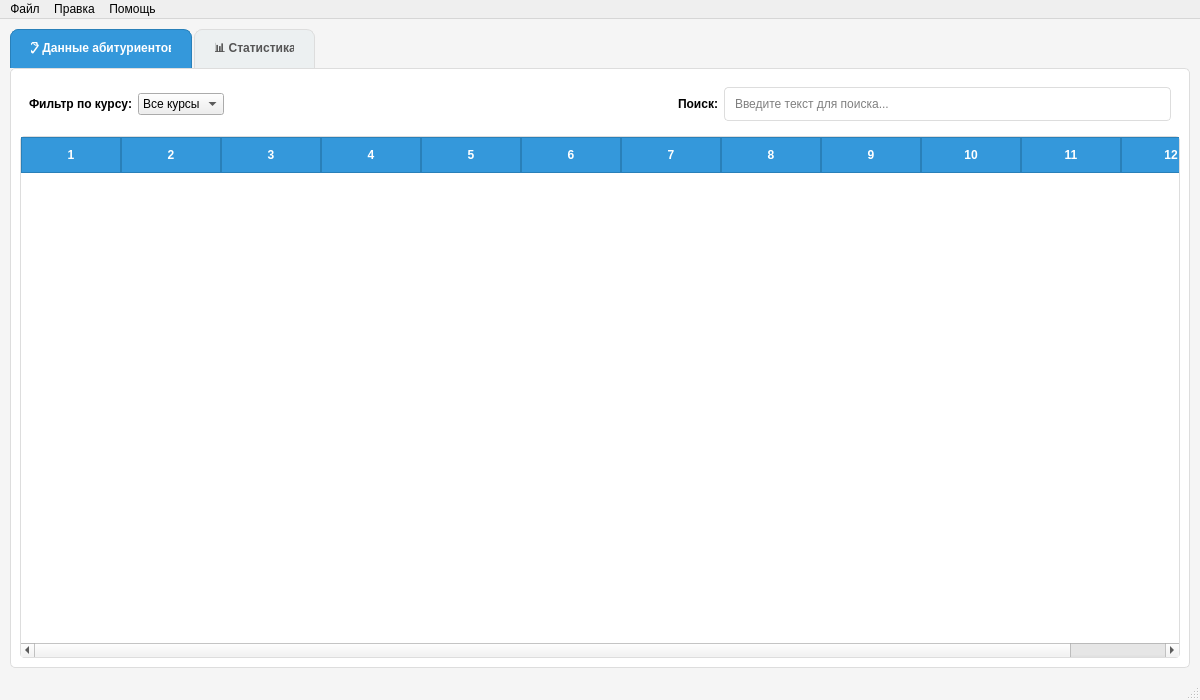
Old version of the form app.ui in the repository Major4ik0/AgiAnalytics.
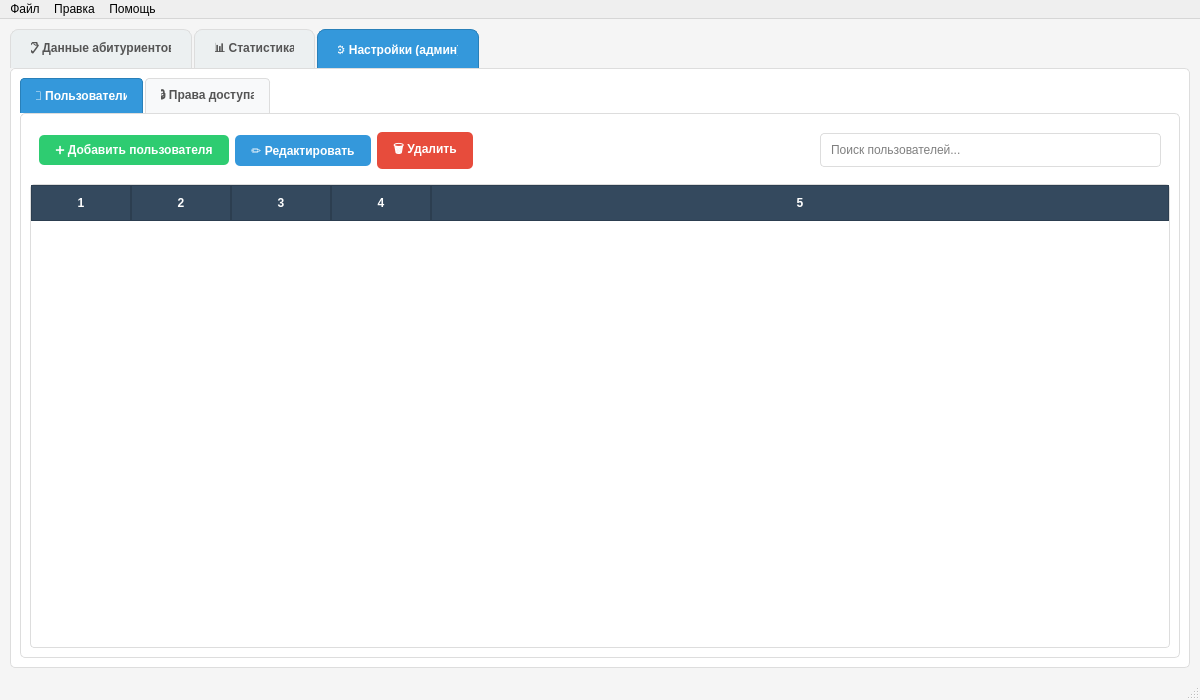
New version of the form. The open tabs and pages were chosen to show the change.

What changed in the file:
```diff
--- a/app.ui
+++ b/app.ui
@@ -493,6 +493,321 @@
         </item>
     </layout>
 </widget>
+      <widget class="QWidget" name="settingsTab">
+       <attribute name="title">
+        <string>⚙️ Настройки (админ)</string>
+       </attribute>
+       <layout class="QVBoxLayout" name="verticalLayout_5">
+        <item>
+         <widget class="QTabWidget" name="adminTabs">
+          <property name="styleSheet">
+           <string notr="true">QTabWidget::pane {
+    border: 1px solid #ddd;
+    background-color: white;
+    border-radius: 5px;
+}
+QTabBar::tab {
+    background-color: #f8f9fa;
+    padding: 10px 15px;
+    margin-right: 2px;
+    border: 1px solid #ddd;
+    border-bottom: none;
+    border-top-left-radius: 4px;
+    border-top-right-radius: 4px;
+    font-weight: bold;
+    color: #555;
+}
+QTabBar::tab:selected {
+    background-color: #3498db;
+    color: white;
+    border-color: #2980b9;
+}
+QTabBar::tab:hover {
+    background-color: #e9ecef;
+}</string>
+          </property>
+          <widget class="QWidget" name="usersTab">
+           <attribute name="title">
+            <string>👥 Пользователи</string>
+           </attribute>
+           <layout class="QVBoxLayout" name="verticalLayout_6">
+            <item>
+             <widget class="QWidget" name="userControls" native="true">
+              <layout class="QHBoxLayout" name="horizontalLayout_3">
+               <item>
+                <widget class="QPushButton" name="addUserBtn">
+                 <property name="text">
+                  <string>➕ Добавить пользователя</string>
+                 </property>
+                 <property name="styleSheet">
+                  <string notr="true">QPushButton {
+    background-color: #2ecc71;
+    color: white;
+    border: none;
+    border-radius: 5px;
+    padding: 8px 16px;
+    font-weight: bold;
+}
+QPushButton:hover {
+    background-color: #27ae60;
+}
+QPushButton:pressed {
+    background-color: #219653;
+}</string>
+                 </property>
+                </widget>
+               </item>
+               <item>
+                <widget class="QPushButton" name="editUserBtn">
+                 <property name="text">
+                  <string>✏️ Редактировать</string>
+                 </property>
+                 <property name="styleSheet">
+                  <string notr="true">QPushButton {
+    background-color: #3498db;
+    color: white;
+    border: none;
+    border-radius: 5px;
+    padding: 8px 16px;
+    font-weight: bold;
+}
+QPushButton:hover {
+    background-color: #2980b9;
+}
+QPushButton:pressed {
+    background-color: #1c6ea4;
+}</string>
+                 </property>
+                </widget>
+               </item>
+               <item>
+                <widget class="QPushButton" name="deleteUserBtn">
+                 <property name="text">
+                  <string>🗑️ Удалить</string>
+                 </property>
+                 <property name="styleSheet">
+                  <string notr="true">QPushButton {
+    background-color: #e74c3c;
+    color: white;
+    border: none;
+    border-radius: 5px;
+    padding: 8px 16px;
+    font-weight: bold;
+}
+QPushButton:hover {
+    background-color: #c0392b;
+}
+QPushButton:pressed {
+    background-color: #a93226;
+}</string>
+                 </property>
+                </widget>
+               </item>
+               <item>
+                <spacer name="horizontalSpacer_3">
+                 <property name="orientation">
+                  <enum>Qt::Horizontal</enum>
+                 </property>
+                 <property name="sizeHint" stdset="0">
+                  <size>
+                   <width>40</width>
+                   <height>20</height>
+                  </size>
+                 </property>
+                </spacer>
+               </item>
+               <item>
+                <widget class="QLineEdit" name="searchUserInput">
+                 <property name="placeholderText">
+                  <string>Поиск пользователей...</string>
+                 </property>
+                 <property name="minimumSize">
+                  <size>
+                   <width>250</width>
+                   <height>0</height>
+                  </size>
+                 </property>
+                 <property name="styleSheet">
+                  <string notr="true">QLineEdit {
+    padding: 8px;
+    border: 1px solid #ddd;
+    border-radius: 4px;
+    background-color: white;
+}
+QLineEdit:focus {
+    border-color: #3498db;
+}</string>
+                 </property>
+                </widget>
+               </item>
+              </layout>
+             </widget>
+            </item>
+            <item>
+             <widget class="QTableWidget" name="usersTable">
+              <property name="styleSheet">
+               <string notr="true">QTableWidget {
+    background-color: white;
+    alternate-background-color: #f9f9f9;
+    gridline-color: #ddd;
+    border: 1px solid #ddd;
+    border-radius: 4px;
+}
+QTableWidget::item {
+    padding: 6px;
+}
+QHeaderView::section {
+    background-color: #34495e;
+    color: white;
+    padding: 8px;
+    border: 1px solid #2c3e50;
+    font-weight: bold;
+    font-size: 12px;
+}</string>
+              </property>
+              <property name="alternatingRowColors">
+               <bool>true</bool>
+              </property>
+              <property name="selectionBehavior">
+               <enum>QAbstractItemView::SelectRows</enum>
+              </property>
+              <property name="columnCount">
+               <number>5</number>
+              </property>
+              <attribute name="horizontalHeaderVisible">
+               <bool>true</bool>
+              </attribute>
+              <attribute name="horizontalHeaderStretchLastSection">
+               <bool>true</bool>
+              </attribute>
+              <attribute name="verticalHeaderVisible">
+               <bool>false</bool>
+              </attribute>
+             </widget>
+            </item>
+           </layout>
+          </widget>
+          <widget class="QWidget" name="permissionsTab">
+           <attribute name="title">
+            <string>🔒 Права доступа</string>
+           </attribute>
+           <layout class="QVBoxLayout" name="verticalLayout_7">
+            <item>
+             <widget class="QWidget" name="permissionControls" native="true">
+              <layout class="QHBoxLayout" name="horizontalLayout_4">
+               <item>
+                <widget class="QLabel" name="userLabel">
+                 <property name="text">
+                  <string>Пользователь:</string>
+                 </property>
+                 <property name="styleSheet">
+                  <string notr="true">font-weight: bold;</string>
+                 </property>
+                </widget>
+               </item>
+               <item>
+                <widget class="QComboBox" name="userCombo">
+                 <property name="styleSheet">
+                  <string notr="true">QComboBox {
+    padding: 6px;
+    border: 1px solid #bdc3c7;
+    border-radius: 4px;
+    background-color: white;
+    min-width: 200px;
+}
+QComboBox:focus {
+    border-color: #3498db;
+}</string>
+                 </property>
+                </widget>
+               </item>
+               <item>
+                <widget class="QPushButton" name="addPermissionBtn">
+                 <property name="text">
+                  <string>➕ Добавить право</string>
+                 </property>
+                 <property name="styleSheet">
+                  <string notr="true">QPushButton {
+    background-color: #2ecc71;
+    color: white;
+    border: none;
+    border-radius: 5px;
+    padding: 8px 16px;
+    font-weight: bold;
+}
+QPushButton:hover {
+    background-color: #27ae60;
+}
+QPushButton:pressed {
+    background-color: #219653;
+}</string>
+                 </property>
+                </widget>
+               </item>
+               <item>
+                <spacer name="horizontalSpacer_4">
+                 <property name="orientation">
+                  <enum>Qt::Horizontal</enum>
+                 </property>
+                 <property name="sizeHint" stdset="0">
+                  <size>
+                   <width>40</width>
+                   <height>20</height>
+                  </size>
+                 </property>
+                </spacer>
+               </item>
+              </layout>
+             </widget>
+            </item>
+            <item>
+             <widget class="QTableWidget" name="permissionsTable">
+              <property name="styleSheet">
+               <string notr="true">QTableWidget {
+    background-color: white;
+    alternate-background-color: #f9f9f9;
+    gridline-color: #ddd;
+    border: 1px solid #ddd;
+    border-radius: 4px;
+}
+QTableWidget::item {
+    padding: 6px;
+}
+QHeaderView::section {
+    background-color: #8e44ad;
+    color: white;
+    padding: 8px;
+    border: 1px solid #7d3c98;
+    font-weight: bold;
+    font-size: 12px;
+}</string>
+              </property>
+              <property name="alternatingRowColors">
+               <bool>true</bool>
+              </property>
+              <property name="selectionBehavior">
+               <enum>QAbstractItemView::SelectRows</enum>
+              </property>
+              <property name="columnCount">
+               <number>4</number>
+              </property>
+              <attribute name="horizontalHeaderVisible">
+               <bool>true</bool>
+              </attribute>
+              <attribute name="horizontalHeaderStretchLastSection">
+               <bool>true</bool>
+              </attribute>
+              <attribute name="verticalHeaderVisible">
+               <bool>false</bool>
+              </attribute>
+             </widget>
+            </item>
+           </layout>
+          </widget>
+         </widget>
+        </item>
+       </layout>
+      </widget>
      </widget>
     </item>
    </layout>
```
Left out of the diff: 1 changed line with no effect on the pictures. Lines whose indentation alone changed are shown as unchanged.
